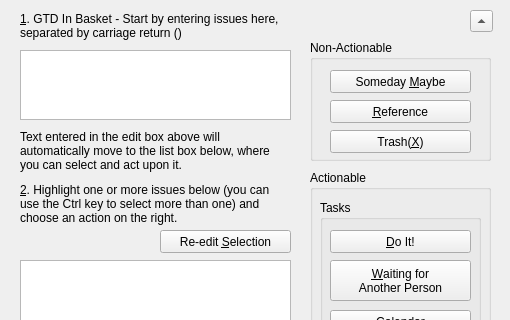
Qt form qt/qt_test001/inbasketform.ui (fsziegler/GTD-Kanban) before a commit; both pictures show x 0 to 510 and y 0 to 320 of the 510 by 501 pixel window.
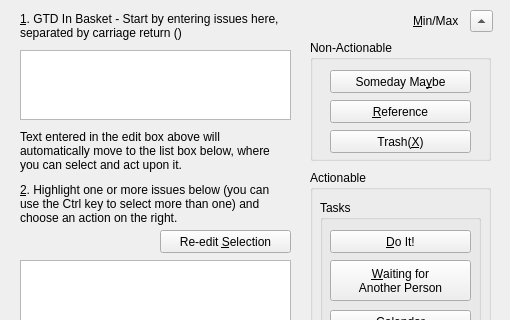
The same form after that commit. Custom widgets are drawn as their Qt base class.

Diff of the .ui file:
```diff
--- a/qt/qt_test001/inbasketform.ui
+++ b/qt/qt_test001/inbasketform.ui
@@ -64,7 +64,7 @@
     <string>Tickler file; hold for review</string>
    </property>
    <property name="text">
-    <string>Someday &amp;Maybe</string>
+    <string>Someday Ma&amp;ybe</string>
    </property>
   </widget>
   <widget class="QPushButton" name="referenceButton">
@@ -340,6 +340,19 @@
     <enum>Qt::UpArrow</enum>
    </property>
   </widget>
+  <widget class="QLabel" name="label_4">
+   <property name="geometry">
+    <rect>
+     <x>413</x>
+     <y>14</y>
+     <width>54</width>
+     <height>15</height>
+    </rect>
+   </property>
+   <property name="text">
+    <string>&lt;u&gt;M&lt;/u&gt;in/Max</string>
+   </property>
+  </widget>
   <zorder>groupBox_2</zorder>
   <zorder>groupBox</zorder>
   <zorder>ProjectsGroupBox</zorder>
```
Left out of the diff: 1 changed line with no effect on the pictures.
